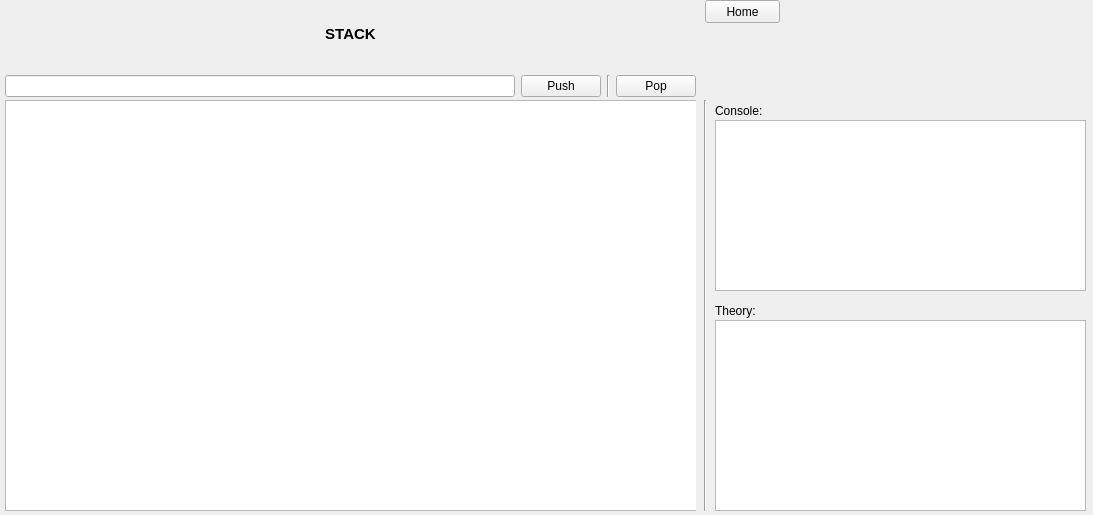
Sabin-B-99/AlgoViz, file AlgoViz/src/resources/views/StackView.ui: the form before one commit.
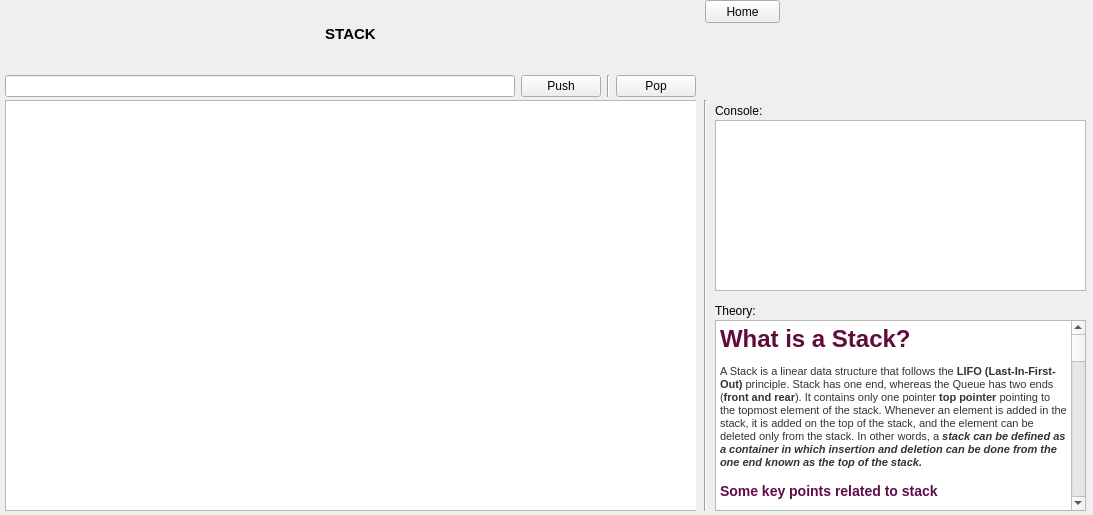
The form after the commit.

Patch:
```diff
--- a/AlgoViz/src/resources/views/StackView.ui
+++ b/AlgoViz/src/resources/views/StackView.ui
@@ -141,7 +141,7 @@
     <bool>true</bool>
    </property>
   </widget>
-  <widget class="QPlainTextEdit" name="stackInfoPlainTextEdit">
+  <widget class="QTextBrowser" name="stackInfoTextBrowser">
    <property name="geometry">
     <rect>
      <x>715</x>
@@ -150,8 +150,37 @@
      <height>191</height>
     </rect>
    </property>
-   <property name="readOnly">
-    <bool>true</bool>
+   <property name="html">
+    <string>&lt;!DOCTYPE HTML PUBLIC &quot;-//W3C//DTD HTML 4.0//EN&quot; &quot;http://www.w3.org/TR/REC-html40/strict.dtd&quot;&gt;
+&lt;html&gt;&lt;head&gt;&lt;meta name=&quot;qrichtext&quot; content=&quot;1&quot; /&gt;&lt;style type=&quot;text/css&quot;&gt;
+p, li { white-space: pre-wrap; }
+&lt;/style&gt;&lt;/head&gt;&lt;body style=&quot; font-family:'MS Shell Dlg 2'; font-size:8.25pt; font-weight:400; font-style:normal;&quot;&gt;
+&lt;h1 style=&quot; margin-top:0px; margin-bottom:12px; margin-left:0px; margin-right:0px; -qt-block-indent:0; text-indent:0px; background-color:#ffffff;&quot;&gt;&lt;span style=&quot; font-family:'Helvetica','sans-serif'; font-size:22pt; font-weight:600; color:#610b38;&quot;&gt;What is a Stack?&lt;/span&gt;&lt;span style=&quot; font-size:8pt; font-weight:600;&quot;&gt; &lt;/span&gt;&lt;/h1&gt;
+&lt;p style=&quot; margin-top:12px; margin-bottom:12px; margin-left:0px; margin-right:0px; -qt-block-indent:0; text-indent:0px; background-color:#ffffff;&quot;&gt;&lt;span style=&quot; font-family:'Segoe UI','sans-serif'; font-size:8pt; color:#333333;&quot;&gt;A Stack is a linear data structure that follows the &lt;/span&gt;&lt;span style=&quot; font-family:'Segoe UI','sans-serif'; font-size:8pt; font-weight:600; color:#333333;&quot;&gt;LIFO (Last-In-First-Out)&lt;/span&gt;&lt;span style=&quot; font-family:'Segoe UI','sans-serif'; font-size:8pt; color:#333333;&quot;&gt; principle. Stack has one end, whereas the Queue has two ends (&lt;/span&gt;&lt;span style=&quot; font-family:'Segoe UI','sans-serif'; font-size:8pt; font-weight:600; color:#333333;&quot;&gt;front and rear&lt;/span&gt;&lt;span style=&quot; font-family:'Segoe UI','sans-serif'; font-size:8pt; color:#333333;&quot;&gt;). It contains only one pointer &lt;/span&gt;&lt;span style=&quot; font-family:'Segoe UI','sans-serif'; font-size:8pt; font-weight:600; color:#333333;&quot;&gt;top pointer&lt;/span&gt;&lt;span style=&quot; font-family:'Segoe UI','sans-serif'; font-size:8pt; color:#333333;&quot;&gt; pointing to the topmost element of the stack. Whenever an element is added in the stack, it is added on the top of the stack, and the element can be deleted only from the stack. In other words, a &lt;/span&gt;&lt;span style=&quot; font-family:'Segoe UI','sans-serif'; font-size:8pt; font-weight:600; font-style:italic; color:#333333;&quot;&gt;stack can be defined as a container in which insertion and deletion can be done from the one end known as the top of the stack.&lt;/span&gt;&lt;span style=&quot; font-size:8pt;&quot;&gt; &lt;/span&gt;&lt;/p&gt;
+&lt;h3 style=&quot; margin-top:14px; margin-bottom:12px; margin-left:0px; margin-right:0px; -qt-block-indent:0; text-indent:0px; background-color:#ffffff;&quot;&gt;&lt;span style=&quot; font-family:'Helvetica','sans-serif'; font-size:16pt; font-weight:600; color:#610b4b;&quot;&gt;Some key points related to stack&lt;/span&gt;&lt;span style=&quot; font-size:8pt; font-weight:600;&quot;&gt; &lt;/span&gt;&lt;/h3&gt;
+&lt;ul type=&quot;circle&quot; style=&quot;margin-top: 0px; margin-bottom: 0px; margin-left: 0px; margin-right: 0px; -qt-list-indent: 1;&quot;&gt;&lt;li style=&quot; font-size:8pt; color:#000000; background-color:#ffffff;&quot; style=&quot; margin-top:0px; margin-bottom:0px; margin-left:0px; margin-right:0px; -qt-block-indent:0; text-indent:0px;&quot;&gt;&lt;span style=&quot; font-family:'Segoe UI','sans-serif';&quot;&gt;It is called as stack because it behaves like a real-world stack, piles of books, etc.&lt;/span&gt; &lt;/li&gt;
+&lt;li style=&quot; font-size:8pt; color:#000000; background-color:#ffffff;&quot; style=&quot; margin-top:0px; margin-bottom:0px; margin-left:0px; margin-right:0px; -qt-block-indent:0; text-indent:0px;&quot;&gt;&lt;span style=&quot; font-family:'Segoe UI','sans-serif';&quot;&gt;A Stack is an abstract data type with a pre-defined capacity, which means that it can store the elements of a limited size.&lt;/span&gt; &lt;/li&gt;
+&lt;li style=&quot; font-size:8pt; color:#000000; background-color:#ffffff;&quot; style=&quot; margin-top:0px; margin-bottom:12px; margin-left:0px; margin-right:0px; -qt-block-indent:0; text-indent:0px;&quot;&gt;&lt;span style=&quot; font-family:'Segoe UI','sans-serif';&quot;&gt;It is a data structure that follows some order to insert and delete the elements, and that order can be LIFO or FILO.&lt;/span&gt; &lt;/li&gt;&lt;/ul&gt;
+&lt;p style=&quot; margin-top:12px; margin-bottom:12px; margin-left:0px; margin-right:0px; -qt-block-indent:0; text-indent:0px; background-color:#ffffff;&quot;&gt;&lt;span style=&quot; font-family:'Helvetica','sans-serif'; font-size:16pt; color:#610b4b;&quot;&gt;Standard Stack Operations&lt;/span&gt;&lt;span style=&quot; font-size:8pt;&quot;&gt; &lt;/span&gt;&lt;/p&gt;
+&lt;p style=&quot; margin-top:12px; margin-bottom:12px; margin-left:0px; margin-right:0px; -qt-block-indent:0; text-indent:0px; background-color:#ffffff;&quot;&gt;&lt;span style=&quot; font-family:'Segoe UI','sans-serif'; font-size:12pt; font-weight:600; color:#333333;&quot;&gt;The following are some common operations implemented on the stack:&lt;/span&gt;&lt;span style=&quot; font-size:8pt;&quot;&gt; &lt;/span&gt;&lt;/p&gt;
+&lt;ul type=&quot;circle&quot; style=&quot;margin-top: 0px; margin-bottom: 0px; margin-left: 0px; margin-right: 0px; -qt-list-indent: 1;&quot;&gt;&lt;li style=&quot; font-size:8pt; color:#000000; background-color:#ffffff;&quot; style=&quot; margin-top:0px; margin-bottom:0px; margin-left:0px; margin-right:0px; -qt-block-indent:0; text-indent:0px;&quot;&gt;&lt;span style=&quot; font-family:'Segoe UI','sans-serif'; font-size:12pt; font-weight:600;&quot;&gt;push():&lt;/span&gt;&lt;span style=&quot; font-family:'Segoe UI','sans-serif'; font-size:12pt;&quot;&gt; When we insert an element in a stack then the operation is known as a push. If the stack is full then the overflow condition occurs.&lt;/span&gt; &lt;/li&gt;
+&lt;li style=&quot; font-size:8pt; color:#000000; background-color:#ffffff;&quot; style=&quot; margin-top:0px; margin-bottom:0px; margin-left:0px; margin-right:0px; -qt-block-indent:0; text-indent:0px;&quot;&gt;&lt;span style=&quot; font-family:'Segoe UI','sans-serif'; font-size:12pt; font-weight:600;&quot;&gt;pop():&lt;/span&gt;&lt;span style=&quot; font-family:'Segoe UI','sans-serif'; font-size:12pt;&quot;&gt; When we delete an element from the stack, the operation is known as a pop. If the stack is empty means that no element exists in the stack, this state is known as an underflow state.&lt;/span&gt; &lt;/li&gt;
+&lt;li style=&quot; font-size:8pt; color:#000000; background-color:#ffffff;&quot; style=&quot; margin-top:0px; margin-bottom:0px; margin-left:0px; margin-right:0px; -qt-block-indent:0; text-indent:0px;&quot;&gt;&lt;span style=&quot; font-family:'Segoe UI','sans-serif'; font-size:12pt; font-weight:600;&quot;&gt;isEmpty():&lt;/span&gt;&lt;span style=&quot; font-family:'Segoe UI','sans-serif'; font-size:12pt;&quot;&gt; It determines whether the stack is empty or not.&lt;/span&gt; &lt;/li&gt;
+&lt;li style=&quot; font-size:8pt; color:#000000; background-color:#ffffff;&quot; style=&quot; margin-top:0px; margin-bottom:0px; margin-left:0px; margin-right:0px; -qt-block-indent:0; text-indent:0px;&quot;&gt;&lt;span style=&quot; font-family:'Segoe UI','sans-serif'; font-size:12pt; font-weight:600;&quot;&gt;isFull():&lt;/span&gt;&lt;span style=&quot; font-family:'Segoe UI','sans-serif'; font-size:12pt;&quot;&gt; It determines whether the stack is full or not.'&lt;/span&gt; &lt;/li&gt;
+&lt;li style=&quot; font-size:8pt; color:#000000; background-color:#ffffff;&quot; style=&quot; margin-top:0px; margin-bottom:0px; margin-left:0px; margin-right:0px; -qt-block-indent:0; text-indent:0px;&quot;&gt;&lt;span style=&quot; font-family:'Segoe UI','sans-serif'; font-size:12pt; font-weight:600;&quot;&gt;peek():&lt;/span&gt;&lt;span style=&quot; font-family:'Segoe UI','sans-serif'; font-size:12pt;&quot;&gt; It returns the element at the given position.&lt;/span&gt; &lt;/li&gt;
+&lt;li style=&quot; font-size:8pt; color:#000000; background-color:#ffffff;&quot; style=&quot; margin-top:0px; margin-bottom:0px; margin-left:0px; margin-right:0px; -qt-block-indent:0; text-indent:0px;&quot;&gt;&lt;span style=&quot; font-family:'Segoe UI','sans-serif'; font-size:12pt; font-weight:600;&quot;&gt;count():&lt;/span&gt;&lt;span style=&quot; font-family:'Segoe UI','sans-serif'; font-size:12pt;&quot;&gt; It returns the total number of elements available in a stack.&lt;/span&gt; &lt;/li&gt;
+&lt;li style=&quot; font-size:8pt; color:#000000; background-color:#ffffff;&quot; style=&quot; margin-top:0px; margin-bottom:0px; margin-left:0px; margin-right:0px; -qt-block-indent:0; text-indent:0px;&quot;&gt;&lt;span style=&quot; font-family:'Segoe UI','sans-serif'; font-size:12pt; font-weight:600;&quot;&gt;change():&lt;/span&gt;&lt;span style=&quot; font-family:'Segoe UI','sans-serif'; font-size:12pt;&quot;&gt; It changes the element at the given position.&lt;/span&gt; &lt;/li&gt;
+&lt;li style=&quot; font-size:8pt; color:#000000; background-color:#ffffff;&quot; style=&quot; margin-top:0px; margin-bottom:12px; margin-left:0px; margin-right:0px; -qt-block-indent:0; text-indent:0px;&quot;&gt;&lt;span style=&quot; font-family:'Segoe UI','sans-serif'; font-size:12pt; font-weight:600;&quot;&gt;display():&lt;/span&gt;&lt;span style=&quot; font-family:'Segoe UI','sans-serif'; font-size:12pt;&quot;&gt; It prints all the elements available in the stack.&lt;/span&gt; &lt;/li&gt;&lt;/ul&gt;
+&lt;p style=&quot; margin-top:0px; margin-bottom:12px; margin-left:0px; margin-right:0px; -qt-block-indent:0; text-indent:0px; background-color:#ffffff;&quot;&gt;&lt;span style=&quot; font-family:'Segoe UI','sans-serif'; font-size:12pt; color:#000000;&quot;&gt; &lt;/span&gt;&lt;span style=&quot; font-size:8pt;&quot;&gt; &lt;/span&gt;&lt;/p&gt;
+&lt;p style=&quot; margin-top:0px; margin-bottom:12px; margin-left:0px; margin-right:0px; -qt-block-indent:0; text-indent:0px; background-color:#ffffff;&quot;&gt;&lt;span style=&quot; font-family:'Segoe UI','sans-serif'; font-size:12pt; color:#000000;&quot;&gt; &lt;/span&gt;&lt;span style=&quot; font-size:8pt;&quot;&gt; &lt;/span&gt;&lt;/p&gt;
+&lt;p style=&quot; margin-top:12px; margin-bottom:0px; margin-left:0px; margin-right:0px; -qt-block-indent:0; text-indent:0px; background-color:#ffffff;&quot;&gt;&lt;span style=&quot; font-family:'Arial','sans-serif'; font-size:15pt; font-weight:600; color:#434343;&quot;&gt;Time Complexity of a Stack storing ‘N’ elements&lt;/span&gt;&lt;span style=&quot; font-size:8pt;&quot;&gt; &lt;/span&gt;&lt;/p&gt;
+&lt;p style=&quot; margin-top:0px; margin-bottom:0px; margin-left:0px; margin-right:0px; -qt-block-indent:0; text-indent:0px; background-color:#ffffff;&quot;&gt;&lt;span style=&quot; font-family:'Symbol'; font-size:10pt; color:#616161;&quot;&gt;·&lt;/span&gt;&lt;span style=&quot; font-family:'Times New Roman'; font-size:7pt; color:#616161;&quot;&gt;         &lt;/span&gt;&lt;span style=&quot; font-family:'Arial','sans-serif'; font-size:12pt; color:#000000;&quot;&gt;To access or edit any element stored in a stack, the time taken is &lt;/span&gt;&lt;span style=&quot; font-family:'Arial','sans-serif'; font-size:12pt; font-weight:600; color:#000000;&quot;&gt;O(N)&lt;/span&gt;&lt;span style=&quot; font-family:'Arial','sans-serif'; font-size:12pt; color:#000000;&quot;&gt; as to reach any specific element, all the elements before it has to be removed. &lt;/span&gt;&lt;span style=&quot; font-size:8pt;&quot;&gt; &lt;/span&gt;&lt;/p&gt;
+&lt;p style=&quot; margin-top:0px; margin-bottom:0px; margin-left:0px; margin-right:0px; -qt-block-indent:0; text-indent:0px; background-color:#ffffff;&quot;&gt;&lt;span style=&quot; font-family:'Symbol'; font-size:10pt; color:#616161;&quot;&gt;·&lt;/span&gt;&lt;span style=&quot; font-family:'Times New Roman'; font-size:7pt; color:#616161;&quot;&gt;         &lt;/span&gt;&lt;span style=&quot; font-family:'Arial','sans-serif'; font-size:12pt; color:#000000;&quot;&gt;The searching operation also takes a total time of &lt;/span&gt;&lt;span style=&quot; font-family:'Arial','sans-serif'; font-size:12pt; font-weight:600; color:#000000;&quot;&gt;O(N)&lt;/span&gt;&lt;span style=&quot; font-family:'Arial','sans-serif'; font-size:12pt; color:#000000;&quot;&gt;, as reaching any specific element isn’t possible without popping the elements stored before it.&lt;/span&gt;&lt;span style=&quot; font-size:8pt;&quot;&gt; &lt;/span&gt;&lt;/p&gt;
+&lt;p style=&quot; margin-top:0px; margin-bottom:0px; margin-left:0px; margin-right:0px; -qt-block-indent:0; text-indent:0px; background-color:#ffffff;&quot;&gt;&lt;span style=&quot; font-family:'Symbol'; font-size:10pt; color:#616161;&quot;&gt;·&lt;/span&gt;&lt;span style=&quot; font-family:'Times New Roman'; font-size:7pt; color:#616161;&quot;&gt;         &lt;/span&gt;&lt;span style=&quot; font-family:'Arial','sans-serif'; font-size:12pt; color:#000000;&quot;&gt;Operations like insertion or deletion in a stack take constant time i.e.&lt;/span&gt;&lt;span style=&quot; font-family:'Arial','sans-serif'; font-size:12pt; font-weight:600; color:#000000;&quot;&gt; O(1)&lt;/span&gt;&lt;span style=&quot; font-family:'Arial','sans-serif'; font-size:12pt; color:#000000;&quot;&gt;.&lt;/span&gt;&lt;span style=&quot; font-size:8pt;&quot;&gt; &lt;/span&gt;&lt;/p&gt;
+&lt;p style=&quot; margin-top:12px; margin-bottom:0px; margin-left:0px; margin-right:0px; -qt-block-indent:0; text-indent:0px; background-color:#ffffff;&quot;&gt;&lt;span style=&quot; font-family:'Arial','sans-serif'; font-size:15pt; font-weight:600; color:#434343;&quot;&gt;Space Complexity of Stack&lt;/span&gt;&lt;span style=&quot; font-size:8pt;&quot;&gt; &lt;/span&gt;&lt;/p&gt;
+&lt;p style=&quot; margin-top:12px; margin-bottom:0px; margin-left:0px; margin-right:0px; -qt-block-indent:0; text-indent:0px; background-color:#ffffff;&quot;&gt;&lt;span style=&quot; font-family:'Arial','sans-serif'; font-size:12pt; color:#000000;&quot;&gt;Space complexity for each operation in a stack is &lt;/span&gt;&lt;span style=&quot; font-family:'Arial','sans-serif'; font-size:12pt; font-weight:600; color:#000000;&quot;&gt;O(1)&lt;/span&gt;&lt;span style=&quot; font-family:'Arial','sans-serif'; font-size:12pt; color:#000000;&quot;&gt;, as no extra space is required for any operation.&lt;/span&gt;&lt;span style=&quot; font-size:8pt;&quot;&gt; &lt;/span&gt;&lt;/p&gt;
+&lt;p style=&quot; margin-top:0px; margin-bottom:12px; margin-left:0px; margin-right:0px; -qt-block-indent:0; text-indent:0px; background-color:#ffffff;&quot;&gt;&lt;span style=&quot; font-family:'Segoe UI','sans-serif'; font-size:12pt; color:#000000;&quot;&gt; &lt;/span&gt;&lt;span style=&quot; font-size:8pt;&quot;&gt; &lt;/span&gt;&lt;/p&gt;
+&lt;p style=&quot; margin-top:12px; margin-bottom:12px; margin-left:0px; margin-right:0px; -qt-block-indent:0; text-indent:0px;&quot;&gt;&lt;span style=&quot; font-size:8pt;&quot;&gt;  &lt;/span&gt;&lt;/p&gt;&lt;/body&gt;&lt;/html&gt;</string>
    </property>
   </widget>
   <widget class="Line" name="stackAnimTextAreaSeparator">
```
